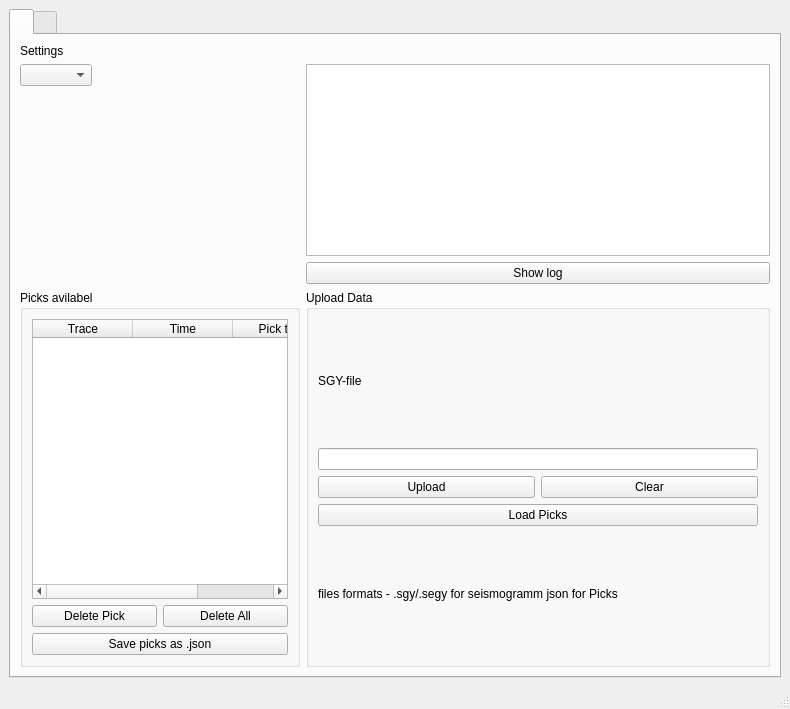
Old version of the form seismictools/apps/First_Break_Picker/UI/Settings/SettingsWidget.ui in the repository gasng/SeismicTools.
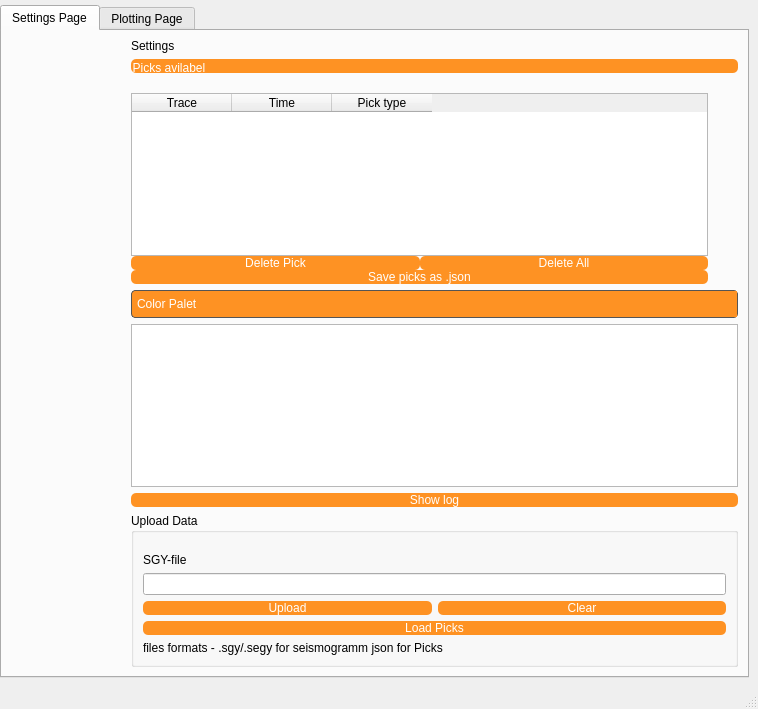
New version of the form. The open tabs and pages were chosen to show the change. Icons and pictures are not drawn.

Diff of the .ui file:
```diff
--- a/seismictools/apps/First_Break_Picker/UI/Settings/SettingsWidget.ui
+++ b/seismictools/apps/First_Break_Picker/UI/Settings/SettingsWidget.ui
@@ -6,109 +6,83 @@
    <rect>
     <x>0</x>
     <y>0</y>
-    <width>790</width>
+    <width>758</width>
     <height>709</height>
    </rect>
   </property>
   <property name="windowTitle">
-   <string>MainWindow</string>
+   <string>First Break Picker</string>
+  </property>
+  <property name="windowIcon">
+   <iconset>
+    <normaloff>software_17122633.gif</normaloff>software_17122633.gif</iconset>
+  </property>
+  <property name="styleSheet">
+   <string notr="true"/>
   </property>
   <widget class="QWidget" name="CentralWidget">
    <layout class="QGridLayout" name="gridLayout">
-    <item row="0" column="1">
+    <property name="sizeConstraint">
+     <enum>QLayout::SizeConstraint::SetNoConstraint</enum>
+    </property>
+    <property name="leftMargin">
+     <number>0</number>
+    </property>
+    <property name="topMargin">
+     <number>5</number>
+    </property>
+    <property name="rightMargin">
+     <number>9</number>
+    </property>
+    <property name="bottomMargin">
+     <number>9</number>
+    </property>
+    <item row="0" column="0">
      <widget class="QTabWidget" name="Tab_widget">
+      <property name="styleSheet">
+       <string notr="true"/>
+      </property>
       <property name="currentIndex">
        <number>0</number>
       </property>
       <widget class="QWidget" name="Settings_page">
        <attribute name="title">
-        <string/>
+        <string>Settings Page</string>
        </attribute>
        <layout class="QFormLayout" name="formLayout">
-        <item row="0" column="0">
-         <widget class="QLabel" name="Settings_list_label">
-          <property name="text">
-           <string>Settings</string>
-          </property>
-         </widget>
+        <property name="sizeConstraint">
+         <enum>QLayout::SizeConstraint::SetNoConstraint</enum>
+        </property>
+        <property name="fieldGrowthPolicy">
+         <enum>QFormLayout::FieldGrowthPolicy::AllNonFixedFieldsGrow</enum>
+        </property>
+        <property name="rowWrapPolicy">
+         <enum>QFormLayout::RowWrapPolicy::WrapLongRows</enum>
+        </property>
+        <property name="horizontalSpacing">
+         <number>120</number>
+        </property>
+        <property name="topMargin">
+         <number>8</number>
+        </property>
+        <item row="9" column="0">
+         <layout class="QHBoxLayout" name="Layout_with_Picks_box"/>
         </item>
-        <item row="1" column="1">
-         <widget class="QListWidget" name="Log_line"/>
-        </item>
-        <item row="2" column="1">
-         <widget class="QPushButton" name="show_log_buttom">
-          <property name="text">
-           <string>Show log</string>
-          </property>
-         </widget>
-        </item>
-        <item row="4" column="0">
-         <layout class="QHBoxLayout" name="Layout_with_Picks_box">
-          <item>
-           <widget class="QGroupBox" name="PIcks_box">
-            <property name="title">
-             <string>Picks avilabel</string>
-            </property>
-            <layout class="QVBoxLayout" name="verticalLayout_3">
-             <item>
-              <layout class="QVBoxLayout" name="Picks_layout">
-               <item>
-                <widget class="QTableWidget" name="Picks_table_widget">
-                 <column>
-                  <property name="text">
-                   <string>Trace</string>
-                  </property>
-                 </column>
-                 <column>
-                  <property name="text">
-                   <string>Time</string>
-                  </property>
-                 </column>
-                 <column>
-                  <property name="text">
-                   <string>Pick type</string>
-                  </property>
-                 </column>
-                </widget>
-               </item>
-               <item>
-                <layout class="QHBoxLayout" name="Picks_buttoms_layout">
-                 <item>
-                  <widget class="QPushButton" name="Delite_one_buttom">
-                   <property name="text">
-                    <string>Delete Pick</string>
-                   </property>
-                  </widget>
-                 </item>
-                 <item>
-                  <widget class="QPushButton" name="Delite_all_buttom">
-                   <property name="text">
-                    <string>Delete All</string>
-                   </property>
-                  </widget>
-                 </item>
-                </layout>
-               </item>
-               <item>
-                <widget class="QPushButton" name="Save_Picks_buttom">
-                 <property name="text">
-                  <string>Save picks as .json</string>
-                 </property>
-                </widget>
-               </item>
-              </layout>
-             </item>
-            </layout>
-           </widget>
-          </item>
-         </layout>
-        </item>
-        <item row="4" column="1">
+        <item row="9" column="1">
          <widget class="QGroupBox" name="Upload_Box">
+          <property name="enabled">
+           <bool>true</bool>
+          </property>
+          <property name="styleSheet">
+           <string notr="true"/>
+          </property>
           <property name="title">
            <string>Upload Data</string>
           </property>
           <layout class="QVBoxLayout" name="verticalLayout_4">
+           <property name="sizeConstraint">
+            <enum>QLayout::SizeConstraint::SetDefaultConstraint</enum>
+           </property>
            <property name="topMargin">
             <number>9</number>
            </property>
@@ -117,8 +91,28 @@
            </property>
            <item>
             <layout class="QVBoxLayout" name="Upload_layout_1">
+             <item>
+              <spacer name="verticalSpacer">
+               <property name="orientation">
+                <enum>Qt::Orientation::Vertical</enum>
+               </property>
+               <property name="sizeHint" stdset="0">
+                <size>
+                 <width>20</width>
+                 <height>40</height>
+                </size>
+               </property>
+              </spacer>
+             </item>
              <item>
               <widget class="QLabel" name="SGY_file_label">
+               <property name="styleSheet">
+                <string notr="true"> Qlabel {
+    background-color: rgb(254, 146, 35);
+    color: white;
+    border-radius: 5px;
+}</string>
+               </property>
                <property name="text">
                 <string>SGY-file</string>
                </property>
@@ -131,6 +125,20 @@
               <layout class="QHBoxLayout" name="Upload_buttoms_layout">
                <item>
                 <widget class="QPushButton" name="Upload_buttom">
+                 <property name="styleSheet">
+                  <string notr="true">QPushButton {
+    background-color: rgb(254, 146, 35);
+    color: white;
+    border-radius: 5px;
+}
+
+QPushButton:hover {
+    background-color: rgb(242, 110, 2);
+}
+QPushButton:pressed {
+    background-color: rgb(0, 113, 184);
+}</string>
+                 </property>
                  <property name="text">
                   <string>Upload</string>
                  </property>
@@ -138,6 +146,20 @@
                </item>
                <item>
                 <widget class="QPushButton" name="Clear_buttom">
+                 <property name="styleSheet">
+                  <string notr="true">QPushButton {
+    background-color: rgb(254, 146, 35);
+    color: white;
+    border-radius: 5px;
+}
+
+QPushButton:hover {
+    background-color: rgb(242, 110, 2);
+}
+QPushButton:pressed {
+    background-color: rgb(0, 113, 184);
+}</string>
+                 </property>
                  <property name="text">
                   <string>Clear</string>
                  </property>
@@ -147,6 +169,20 @@
              </item>
              <item>
               <widget class="QPushButton" name="Load_Picks_buttom">
+               <property name="styleSheet">
+                <string notr="true">QPushButton {
+    background-color: rgb(254, 146, 35);
+    color: white;
+    border-radius: 5px;
+}
+
+QPushButton:hover {
+    background-color: rgb(242, 110, 2);
+}
+QPushButton:pressed {
+    background-color: rgb(0, 113, 184);
+}</string>
+               </property>
                <property name="text">
                 <string>Load Picks</string>
                </property>
@@ -164,14 +200,219 @@
           </layout>
          </widget>
         </item>
-        <item row="1" column="0">
-         <widget class="QComboBox" name="Toggele_mode"/>
+        <item row="6" column="1">
+         <widget class="QComboBox" name="Toggele_mode">
+          <property name="styleSheet">
+           <string notr="true">QComboBox {
+    background-color: rgb(254, 146, 35);
+    color: white;
+    border: 1px solid #555;
+    padding: 5px;
+    border-radius: 4px;
+}
+
+QComboBox::drop-down {
+    border: none;
+    background-color: rgb(254, 146, 35);
+    width: 20px;
+}
+
+QComboBox::down-arrow {
+    image: url(:/icons/down-arrow.png);
+    width: 12px;
+    height: 12px;
+}
+
+QComboBox QAbstractItemView {
+    background-color: rgb(254, 146, 35);
+    color: white;
+    selection-background-color: rgb(254, 146, 35);
+    border: 1px solid #555;
+}</string>
+          </property>
+          <property name="placeholderText">
+           <string>Color Palet</string>
+          </property>
+         </widget>
+        </item>
+        <item row="2" column="1">
+         <layout class="QVBoxLayout" name="Picks_layout">
+          <property name="spacing">
+           <number>0</number>
+          </property>
+          <property name="leftMargin">
+           <number>0</number>
+          </property>
+          <property name="topMargin">
+           <number>14</number>
+          </property>
+          <property name="rightMargin">
+           <number>30</number>
+          </property>
+          <property name="bottomMargin">
+           <number>0</number>
+          </property>
+          <item>
+           <widget class="QTableWidget" name="Picks_table_widget">
+            <column>
+             <property name="text">
+              <string>Trace</string>
+             </property>
+            </column>
+            <column>
+             <property name="text">
+              <string>Time</string>
+             </property>
+            </column>
+            <column>
+             <property name="text">
+              <string>Pick type</string>
+             </property>
+            </column>
+           </widget>
+          </item>
+          <item>
+           <layout class="QHBoxLayout" name="Picks_buttoms_layout">
+            <property name="spacing">
+             <number>0</number>
+            </property>
+            <property name="rightMargin">
+             <number>0</number>
+            </property>
+            <item>
+             <widget class="QPushButton" name="Delite_one_buttom">
+              <property name="styleSheet">
+               <string notr="true">QPushButton {
+    background-color: rgb(254, 146, 35);
+    color: white;
+    border-radius: 5px;
+}
+
+QPushButton:hover {
+    background-color: rgb(242, 110, 2);
+}
+QPushButton:pressed {
+    background-color: rgb(0, 113, 184);
+}</string>
+              </property>
+              <property name="text">
+               <string>Delete Pick</string>
+              </property>
+             </widget>
+            </item>
+            <item>
+             <widget class="QPushButton" name="Delite_all_buttom">
+              <property name="styleSheet">
+               <string notr="true">QPushButton {
+    background-color: rgb(254, 146, 35);
+    color: white;
+    border-radius: 5px;
+}
+
+QPushButton:hover {
+    background-color: rgb(242, 110, 2);
+}
+QPushButton:pressed {
+    background-color: rgb(0, 113, 184);
+}</string>
+              </property>
+              <property name="text">
+               <string>Delete All</string>
+              </property>
+             </widget>
+            </item>
+           </layout>
+          </item>
+          <item>
+           <widget class="QPushButton" name="Save_Picks_buttom">
+            <property name="styleSheet">
+             <string notr="true">QPushButton {
+    background-color: rgb(254, 146, 35);
+    color: white;
+    border-radius: 5px;
+}
+
+QPushButton:hover {
+    background-color: rgb(242, 110, 2);
+}
+QPushButton:pressed {
+    background-color: rgb(0, 113, 184);
+}</string>
+            </property>
+            <property name="text">
+             <string>Save picks as .json</string>
+            </property>
+           </widget>
+          </item>
+         </layout>
+        </item>
+        <item row="1" column="1">
+         <widget class="QGroupBox" name="PIcks_box">
+          <property name="styleSheet">
+           <string notr="true"> QGroupBox {
+    background-color: rgb(254, 146, 35);
+    color: white;
+    border-radius: 5px;
+}</string>
+          </property>
+          <property name="title">
+           <string>Picks avilabel</string>
+          </property>
+          <layout class="QVBoxLayout" name="verticalLayout_3">
+           <property name="spacing">
+            <number>0</number>
+           </property>
+           <property name="leftMargin">
+            <number>5</number>
+           </property>
+           <property name="topMargin">
+            <number>5</number>
+           </property>
+           <property name="rightMargin">
+            <number>5</number>
+           </property>
+           <property name="bottomMargin">
+            <number>5</number>
+           </property>
+          </layout>
+         </widget>
+        </item>
+        <item row="7" column="1">
+         <widget class="QListWidget" name="Log_line"/>
+        </item>
+        <item row="8" column="1">
+         <widget class="QPushButton" name="show_log_buttom">
+          <property name="styleSheet">
+           <string notr="true">QPushButton {
+    background-color: rgb(254, 146, 35);
+    color: white;
+    border-radius: 5px;
+}
+
+QPushButton:hover {
+    background-color: rgb(242, 110, 2);
+}
+QPushButton:pressed {
+    background-color: rgb(0, 113, 184);
+}</string>
+          </property>
+          <property name="text">
+           <string>Show log</string>
+          </property>
+         </widget>
+        </item>
+        <item row="0" column="1">
+         <widget class="QLabel" name="Settings_list_label">
+          <property name="text">
+           <string>Settings</string>
+          </property>
+         </widget>
         </item>
        </layout>
       </widget>
       <widget class="QWidget" name="Plotting_Page">
        <attribute name="title">
-        <string/>
+        <string>Plotting Page</string>
        </attribute>
        <layout class="QHBoxLayout" name="horizontalLayout">
         <property name="spacing">
```
Left out of the diff: 37 changed lines with no effect on the pictures.
